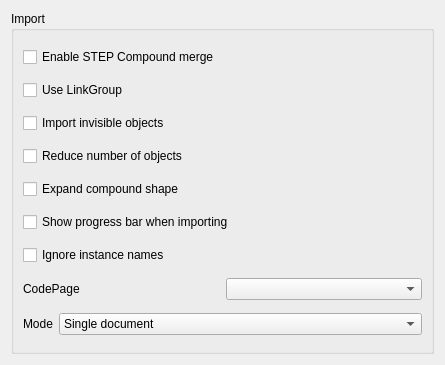
southseact-3d/fcd, file src/Mod/Part/Gui/DlgImportStep.ui: the form before one commit.
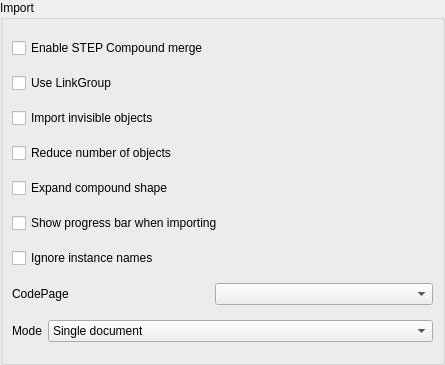
The form after the commit. Custom widgets are drawn as their Qt base class.

Commit message:
Part: remove rogue margins from ui file
Added margin=0. Same as in DlgExportStep.ui:
https://github.com/FreeCAD/FreeCAD/blob/25db693f816fd4ceaf36d8f306748c3631566ec9/src/Mod/Part/Gui/DlgExportStep.ui#L17-L19

```diff
--- a/src/Mod/Part/Gui/DlgImportStep.ui
+++ b/src/Mod/Part/Gui/DlgImportStep.ui
@@ -14,6 +14,9 @@
    <string>STEP Import Settings</string>
   </property>
   <layout class="QGridLayout" name="gridLayout_4">
+   <property name="margin">
+    <number>0</number>
+   </property>
    <item row="1" column="0">
     <widget class="QGroupBox" name="GroupBox2">
      <property name="title">
```
The commit also changes 1 other file.
